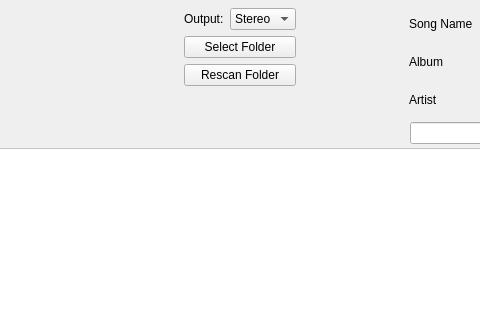
Old version of the form main.ui in the repository fabiomdiniz/Frey; both pictures show x 441 to 921 and y 0 to 320 of the 1281 by 802 pixel window.
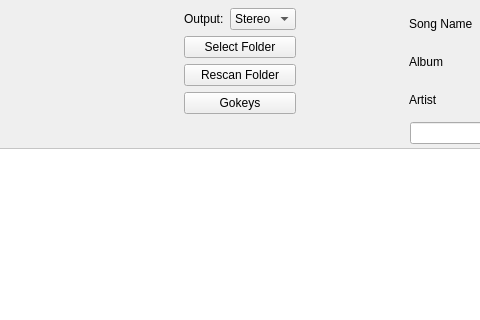
New version of the form. Icons and pictures are not drawn.

Commit message: builtin gokeys

```diff
--- a/main.ui
+++ b/main.ui
@@ -362,6 +362,13 @@
             </property>
            </widget>
           </item>
+          <item row="4" column="0" colspan="2">
+           <widget class="QPushButton" name="gokeys">
+            <property name="text">
+             <string>Gokeys</string>
+            </property>
+           </widget>
+          </item>
          </layout>
         </item>
         <item>
```
The commit also changes 4 other files.
